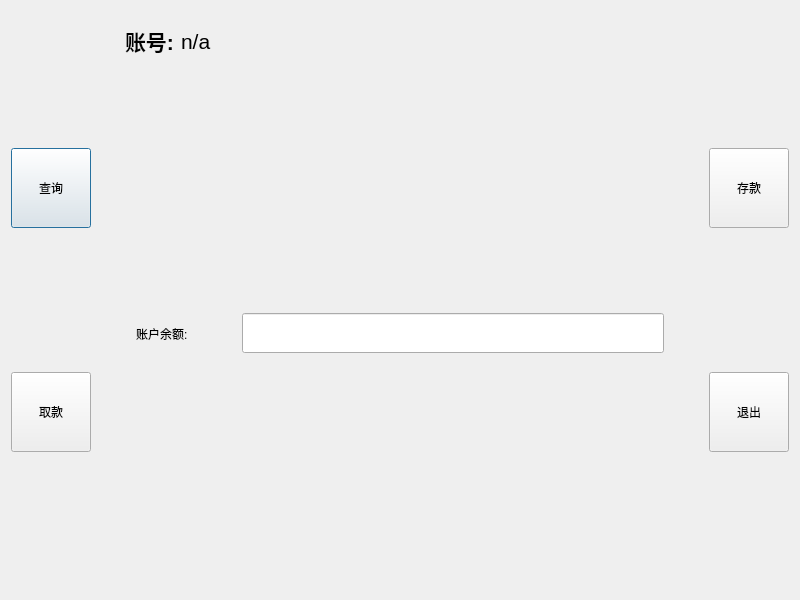
arvin-xuwj/simulateATM, file dialog.ui: the form before one commit.
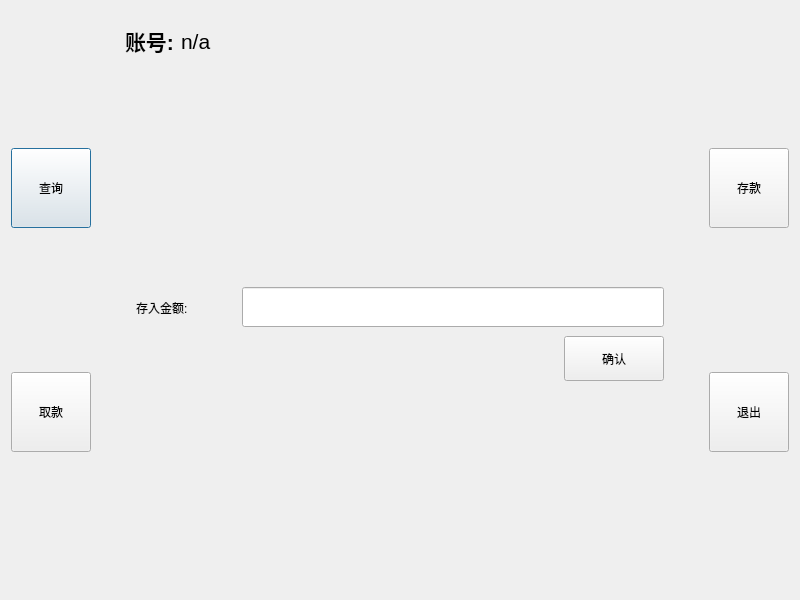
The form after the commit.

Diff of the .ui file:
```diff
--- a/dialog.ui
+++ b/dialog.ui
@@ -150,7 +150,7 @@
         </size>
        </property>
        <property name="currentIndex">
-        <number>2</number>
+        <number>3</number>
        </property>
        <widget class="QWidget" name="Login">
         <layout class="QGridLayout" name="gridLayout">
@@ -460,6 +460,119 @@
          </item>
         </layout>
        </widget>
+       <widget class="QWidget" name="saveMomery">
+        <layout class="QHBoxLayout" name="horizontalLayout_7">
+         <item>
+          <layout class="QVBoxLayout" name="verticalLayout_4">
+           <item>
+            <spacer name="verticalSpacer_14">
+             <property name="orientation">
+              <enum>Qt::Vertical</enum>
+             </property>
+             <property name="sizeHint" stdset="0">
+              <size>
+               <width>20</width>
+               <height>40</height>
+              </size>
+             </property>
+            </spacer>
+           </item>
+           <item>
+            <layout class="QVBoxLayout" name="verticalLayout_5">
+             <item>
+              <layout class="QHBoxLayout" name="horizontalLayout_6">
+               <item>
+                <widget class="QLabel" name="label_4">
+                 <property name="minimumSize">
+                  <size>
+                   <width>100</width>
+                   <height>45</height>
+                  </size>
+                 </property>
+                 <property name="maximumSize">
+                  <size>
+                   <width>80</width>
+                   <height>16777215</height>
+                  </size>
+                 </property>
+                 <property name="text">
+                  <string>存入金额:</string>
+                 </property>
+                </widget>
+               </item>
+               <item>
+                <widget class="QLineEdit" name="LineEditSaveMomey">
+                 <property name="minimumSize">
+                  <size>
+                   <width>0</width>
+                   <height>40</height>
+                  </size>
+                 </property>
+                 <property name="autoFillBackground">
+                  <bool>false</bool>
+                 </property>
+                 <property name="frame">
+                  <bool>true</bool>
+                 </property>
+                 <property name="echoMode">
+                  <enum>QLineEdit::Normal</enum>
+                 </property>
+                 <property name="readOnly">
+                  <bool>false</bool>
+                 </property>
+                </widget>
+               </item>
+              </layout>
+             </item>
+            </layout>
+           </item>
+           <item>
+            <layout class="QHBoxLayout" name="horizontalLayout_8">
+             <item>
+              <spacer name="horizontalSpacer_7">
+               <property name="orientation">
+                <enum>Qt::Horizontal</enum>
+               </property>
+               <property name="sizeHint" stdset="0">
+                <size>
+                 <width>40</width>
+                 <height>20</height>
+                </size>
+               </property>
+              </spacer>
+             </item>
+             <item>
+              <widget class="QPushButton" name="btnSave">
+               <property name="minimumSize">
+                <size>
+                 <width>100</width>
+                 <height>45</height>
+                </size>
+               </property>
+               <property name="text">
+                <string>确认</string>
+               </property>
+              </widget>
+             </item>
+            </layout>
+           </item>
+           <item>
+            <spacer name="verticalSpacer_10">
+             <property name="orientation">
+              <enum>Qt::Vertical</enum>
+             </property>
+             <property name="sizeHint" stdset="0">
+              <size>
+               <width>20</width>
+               <height>40</height>
+              </size>
+             </property>
+            </spacer>
+           </item>
+          </layout>
+         </item>
+        </layout>
+       </widget>
       </widget>
      </item>
     </layout>
```
